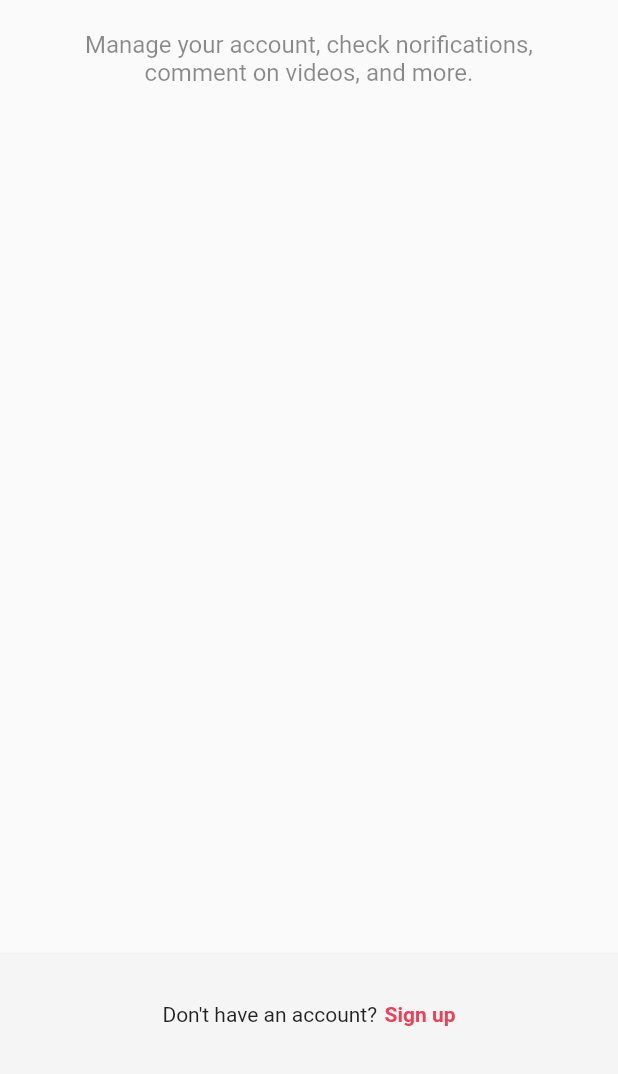
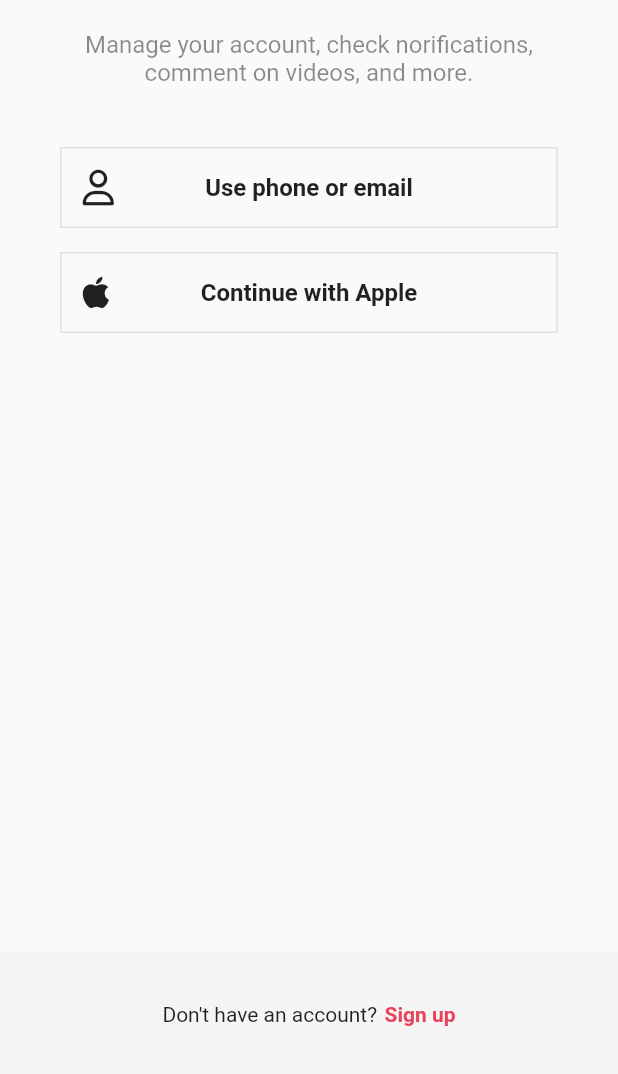
Before and after one commit to walkerJung/tictok-flutter, a Flutter app: the screen it shows after launch, after a tap on "Log in", on a phone screen of 412 x 824 dp, the part 162-1236 px from its top. Run offline on Flutter 3.47's test engine with Material 2 defaults, Android fonts, the phone set to English and light mode, and no system bars; our stand-ins replace font_awesome_flutter.

Commit message:
feat: AuthButton

```diff
--- a/lib/features/authentication/login_screen.dart
+++ b/lib/features/authentication/login_screen.dart
@@ -1,6 +1,8 @@
 import 'package:flutter/material.dart';
+import 'package:font_awesome_flutter/font_awesome_flutter.dart';
 import 'package:tiktok_flutter/constants/gaps.dart';
 import 'package:tiktok_flutter/constants/sizes.dart';
+import 'package:tiktok_flutter/features/authentication/widgets/auth_button.dart';
 
 class LoginScreen extends StatelessWidget {
   const LoginScreen({super.key});
@@ -36,6 +38,14 @@ class LoginScreen extends StatelessWidget {
                 ),
                 textAlign: TextAlign.center,
               ),
+              Gaps.v40,
+              AuthButton(
+                  icon: FaIcon(FontAwesomeIcons.user),
+                  text: 'Use phone or email'),
+              Gaps.v16,
+              AuthButton(
+                  icon: FaIcon(FontAwesomeIcons.apple),
+                  text: 'Continue with Apple')
             ],
           ),
         ),
--- a/lib/features/authentication/sign_up_screen.dart
+++ b/lib/features/authentication/sign_up_screen.dart
@@ -1,4 +1,5 @@
 import 'package:flutter/material.dart';
+import 'package:font_awesome_flutter/font_awesome_flutter.dart';
 import 'package:tiktok_flutter/constants/gaps.dart';
 import 'package:tiktok_flutter/constants/sizes.dart';
 import 'package:tiktok_flutter/features/authentication/login_screen.dart';
@@ -41,8 +42,13 @@ class SignUpScreen extends StatelessWidget {
                 textAlign: TextAlign.center,
               ),
               Gaps.v40,
-              AuthButton(text: 'Use phone or email'),
-              AuthButton(text: 'Continue with Apple')
+              AuthButton(
+                  icon: FaIcon(FontAwesomeIcons.user),
+                  text: 'Use phone or email'),
+              Gaps.v16,
+              AuthButton(
+                  icon: FaIcon(FontAwesomeIcons.apple),
+                  text: 'Continue with Apple')
             ],
           ),
         ),
--- a/lib/features/authentication/widgets/auth_button.dart
+++ b/lib/features/authentication/widgets/auth_button.dart
@@ -1,23 +1,37 @@
 import 'package:flutter/material.dart';
+import 'package:font_awesome_flutter/font_awesome_flutter.dart';
 import 'package:tiktok_flutter/constants/sizes.dart';
 
 class AuthButton extends StatelessWidget {
   final String text;
-  const AuthButton({super.key, required this.text});
+  final FaIcon icon;
+
+  const AuthButton({
+    super.key,
+    required this.text,
+    required this.icon,
+  });
 
   @override
   Widget build(BuildContext context) {
     return FractionallySizedBox(
       widthFactor: 1,
       child: Container(
-        padding: const EdgeInsets.symmetric(vertical: Sizes.size14),
+        padding: const EdgeInsets.all(Sizes.size14),
         decoration: BoxDecoration(
           border: Border.all(
             color: Colors.grey.shade300,
             width: Sizes.size1,
           ),
         ),
-        child: Text(
+        child: Stack(
+          alignment: Alignment.center,
+          children: [
+            Align(
+              alignment: Alignment.centerLeft,
+              child: icon,
+            ),
+            Text(
               text,
               style: const TextStyle(
                 fontSize: Sizes.size16,
@@ -25,6 +39,8 @@ class AuthButton extends StatelessWidget {
               ),
               textAlign: TextAlign.center,
             ),
+          ],
+        ),
       ),
     );
   }
--- a/pubspec.yaml
+++ b/pubspec.yaml
@@ -35,6 +35,7 @@ dependencies:
   # The following adds the Cupertino Icons font to your application.
   # Use with the CupertinoIcons class for iOS style icons.
   cupertino_icons: ^1.0.2
+  font_awesome_flutter: 10.3.0
 
 dev_dependencies:
   flutter_test:
```
Also changed, not shown: pubspec.lock, 1 other file. Lines whose indentation alone changed are shown as unchanged.
